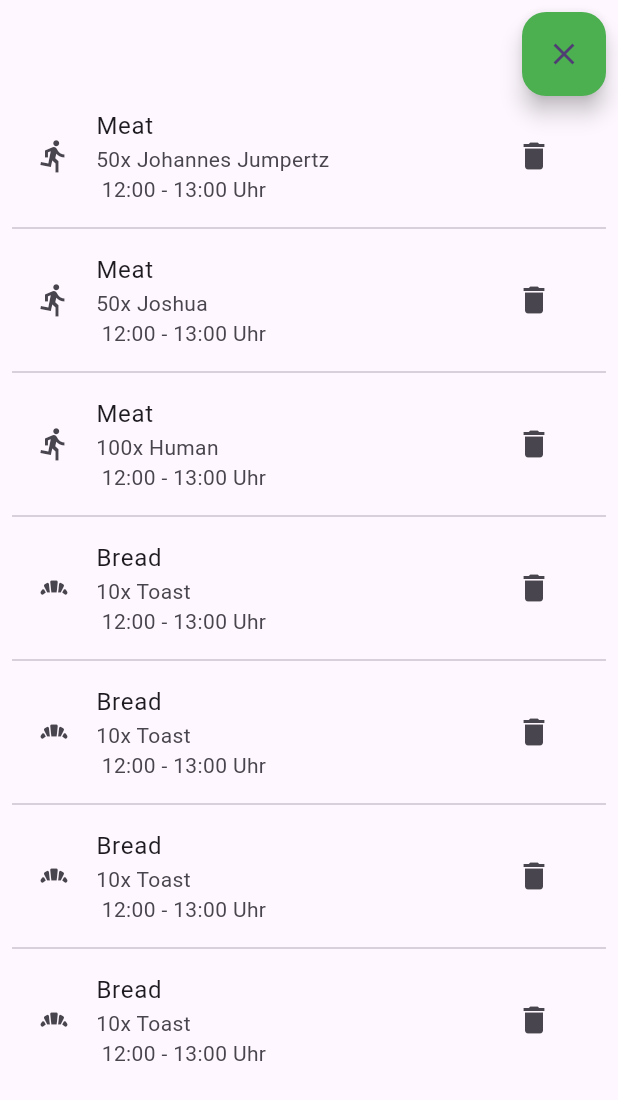
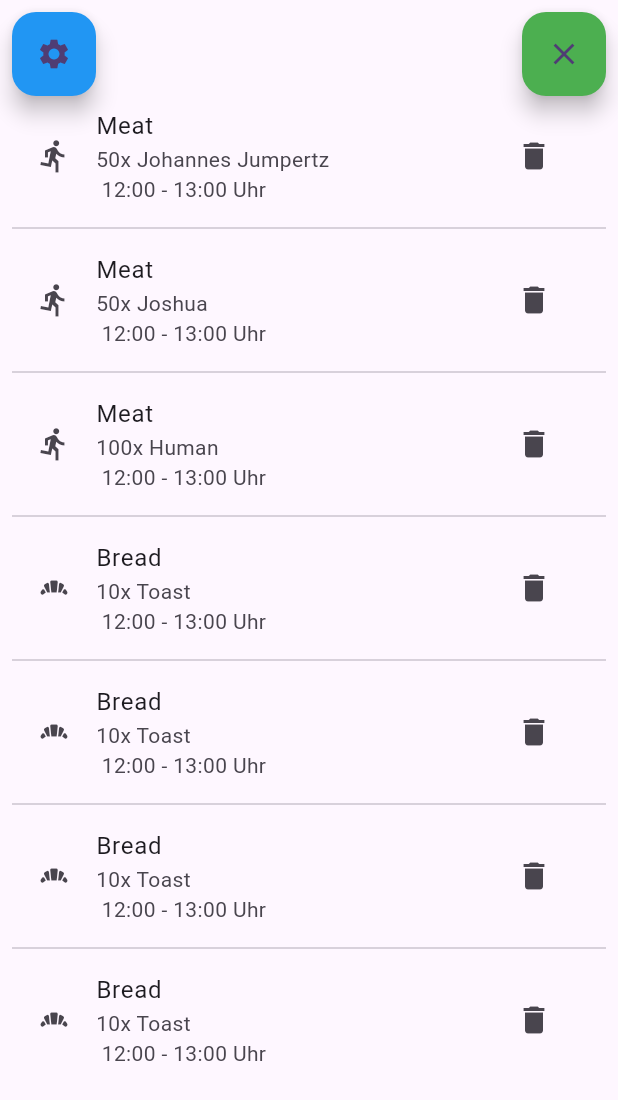
Before and after one commit to endrealm/shareover-client, a Flutter app: the NotificationWidget widget shown alone on an empty page, opened directly with empty values, on a phone screen of 412 x 824 dp. Shown: the top 1100 px of the screen. Run offline on Flutter 3.47's test engine with Material 2 defaults, Android fonts, the phone set to English and light mode, and no system bars; our stand-ins replace date_field, google_maps_flutter, sliding_up_panel; missing offline and left inert: openapi_generator_annotations.

Commit message:
Moved subscription to notif

```diff
--- a/lib/pages/map/popups/notification.dart
+++ b/lib/pages/map/popups/notification.dart
@@ -1,11 +1,15 @@
 import 'package:flutter/material.dart';
 import 'package:shareover/components/offer.dart';
+import 'package:shareover/pages/map/router.dart';
 import 'package:shareover_api/api.dart';
 
 class NotificationWidget extends StatelessWidget {
   final VoidCallback close;
+  final Function(PopupType)? openPopup;
 
-  const NotificationWidget({Key? key, required this.close}) : super(key: key);
+  const NotificationWidget(
+      {Key? key, required this.close, required this.openPopup})
+      : super(key: key);
 
   @override
   Widget build(BuildContext context) {
@@ -17,6 +21,12 @@ class NotificationWidget extends StatelessWidget {
         Row(
           mainAxisAlignment: MainAxisAlignment.end,
           children: [
+            FloatingActionButton(
+              onPressed: () => openPopup?.call(PopupType.subscription),
+              backgroundColor: Colors.blue,
+              child: const Icon(Icons.settings),
+            ),
+            const Spacer(),
             FloatingActionButton(
               onPressed: close,
               backgroundColor: Colors.green,
```
Also changed, not shown: lib/pages/map/map_overlay.dart (+11 -7 lines), lib/pages/map/popups/subscription/subscription.dart (+6 -3 lines), lib/pages/map/router.dart (+9 -6 lines).
